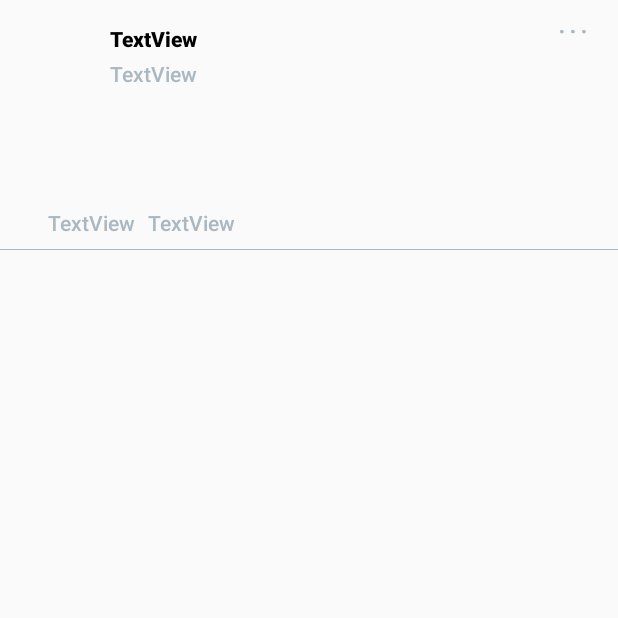
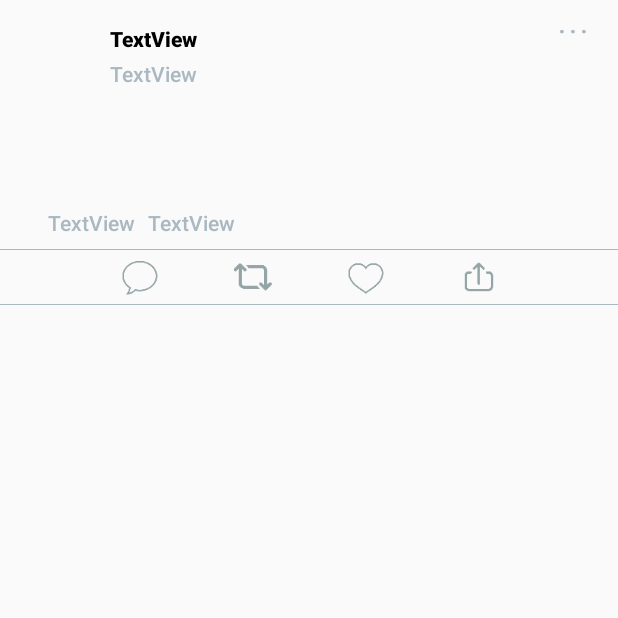
Before and after one commit to arianagoldstein/Twitter, an Android app: the TweetDetailsActivity screen opened directly, with no data from a screen before it, on a phone screen of 412 x 824 dp, the top half of it. Run offline under Robolectric (Android 15) with nearby library versions, the phone set to English and light mode, and no system bars; libraries missing offline, so code that uses them is left out: org.parceler; pictures from the network do not load; 9 statements that could not run were skipped.

Commit message:
showing likes in details page

```diff
--- a/app/src/main/java/com/codepath/apps/restclienttemplate/TweetDetailsActivity.java
+++ b/app/src/main/java/com/codepath/apps/restclienttemplate/TweetDetailsActivity.java
@@ -2,9 +2,11 @@ package com.codepath.apps.restclienttemplate;
 
 import androidx.appcompat.app.AppCompatActivity;
 
+import android.graphics.drawable.Drawable;
 import android.os.Bundle;
 import android.util.Log;
 import android.view.View;
+import android.widget.ImageButton;
 import android.widget.ImageView;
 import android.widget.TextView;
 
@@ -29,6 +31,7 @@ public class TweetDetailsActivity extends AppCompatActivity {
     TextView tvCreatedAtTimeDetails;
     TextView tvCreatedAtDateDetails;
     TextView tvNameDetails;
+    ImageButton ibFavoriteDetails;
 
     @Override
     protected void onCreate(Bundle savedInstanceState) {
@@ -47,6 +50,8 @@ public class TweetDetailsActivity extends AppCompatActivity {
 
         ivProfileImageDetails = findViewById(R.id.ivProfileImageDetails);
         ivTweetImgDetails = findViewById(R.id.ivTweetImgDetails);
+
+        ibFavoriteDetails = findViewById(R.id.ibFavoriteDetails);
 
         // populating details page
         tvBodyDetails.setText(tweet.body);
@@ -76,5 +81,15 @@ public class TweetDetailsActivity extends AppCompatActivity {
         } else {
             ivTweetImgDetails.setVisibility(View.GONE);
         }
+
+        // displaying favorite heart based on whether the tweet is liked or not
+        // setting heart appearance based on favorite status
+        if (tweet.isFavorited) {
+            Drawable fullImg = this.getDrawable(R.drawable.fullheart);
+            ibFavoriteDetails.setBackground(fullImg);
+        } else {
+            Drawable emptyImg = this.getDrawable(R.drawable.emptyheart);
+            ibFavoriteDetails.setBackground(emptyImg);
+        }
     }
 }
--- a/app/src/main/res/layout/activity_tweet_details.xml
+++ b/app/src/main/res/layout/activity_tweet_details.xml
@@ -97,11 +97,13 @@
         app:layout_constraintTop_toBottomOf="@+id/tvNameDetails" />
 
     <View
-        android:id="@+id/horizontalLineDetails"
+        android:id="@+id/horizontalLineDetails1"
         android:layout_width="0dp"
         android:layout_height="0.5dp"
         android:layout_marginTop="8dp"
+        android:layout_marginBottom="10dp"
         android:background="@color/medium_gray"
+        app:layout_constraintBottom_toTopOf="@+id/llLikeBarDetails"
         app:layout_constraintEnd_toEndOf="parent"
         app:layout_constraintHorizontal_bias="0.0"
         app:layout_constraintStart_toStartOf="parent"
@@ -123,4 +125,71 @@
         app:layout_constraintStart_toEndOf="@+id/tvNameDetails"
         app:layout_constraintTop_toTopOf="parent" />
 
+
+    <LinearLayout
+        android:id="@+id/llLikeBarDetails"
+        android:layout_width="wrap_content"
+        android:layout_height="25dp"
+        android:layout_marginTop="5dp"
+        android:orientation="horizontal"
+        app:layout_constraintEnd_toEndOf="parent"
+        app:layout_constraintStart_toStartOf="parent"
+        app:layout_constraintTop_toBottomOf="@+id/horizontalLineDetails1">
+
+
+        <ImageButton
+            android:id="@+id/ibReplyDetails"
+            android:layout_width="25dp"
+            android:layout_height="25dp"
+            android:layout_marginRight="50dp"
+            android:background="@drawable/reply"
+            app:layout_constraintBottom_toBottomOf="parent"
+            app:layout_constraintStart_toEndOf="@+id/ivProfileImageDetails"
+            app:layout_constraintTop_toBottomOf="@+id/ivTweetImgDetails" />
+
+
+        <ImageButton
+            android:id="@+id/ibRetweetDetails"
+            android:layout_width="25dp"
+            android:layout_height="25dp"
+            android:layout_marginRight="50dp"
+            android:background="@drawable/retweet"
+            app:layout_constraintBottom_toBottomOf="parent"
+            app:layout_constraintStart_toEndOf="@+id/ivProfileImageDetails"
+            app:layout_constraintTop_toBottomOf="@+id/ivTweetImgDetails" />
+
+
+        <ImageButton
+            android:id="@+id/ibFavoriteDetails"
+            android:layout_width="25dp"
+            android:layout_height="25dp"
+            android:layout_marginRight="50dp"
+            android:background="@drawable/emptyheart"
+            app:layout_constraintBottom_toBottomOf="parent"
+            app:layout_constraintStart_toEndOf="@+id/ivProfileImageDetails"
+            app:layout_constraintTop_toBottomOf="@+id/ivTweetImgDetails" />
+
+
+        <ImageButton
+            android:id="@+id/ibShareDetails"
+            android:layout_width="25dp"
+            android:layout_height="25dp"
+            android:background="@drawable/share"
+            app:layout_constraintBottom_toBottomOf="parent"
+            app:layout_constraintStart_toEndOf="@+id/ivProfileImageDetails"
+            app:layout_constraintTop_toBottomOf="@+id/ivTweetImgDetails" />
+
+    </LinearLayout>
+
+    <View
+        android:id="@+id/horizontalLineDetails2"
+        android:layout_width="0dp"
+        android:layout_height="0.5dp"
+        android:layout_marginTop="5dp"
+        android:background="@color/medium_gray"
+        app:layout_constraintEnd_toEndOf="parent"
+        app:layout_constraintHorizontal_bias="0.0"
+        app:layout_constraintStart_toStartOf="parent"
+        app:layout_constraintTop_toBottomOf="@+id/llLikeBarDetails" />
+
 </androidx.constraintlayout.widget.ConstraintLayout>
--- a/app/src/main/res/layout/item_tweet.xml
+++ b/app/src/main/res/layout/item_tweet.xml
@@ -44,7 +44,6 @@
         android:id="@+id/ivTweetImg"
         android:layout_width="311dp"
         android:layout_height="216dp"
-        android:layout_marginTop="5dp"
         android:layout_marginBottom="5dp"
         android:visibility="visible"
         app:layout_constraintBottom_toBottomOf="parent"
```
